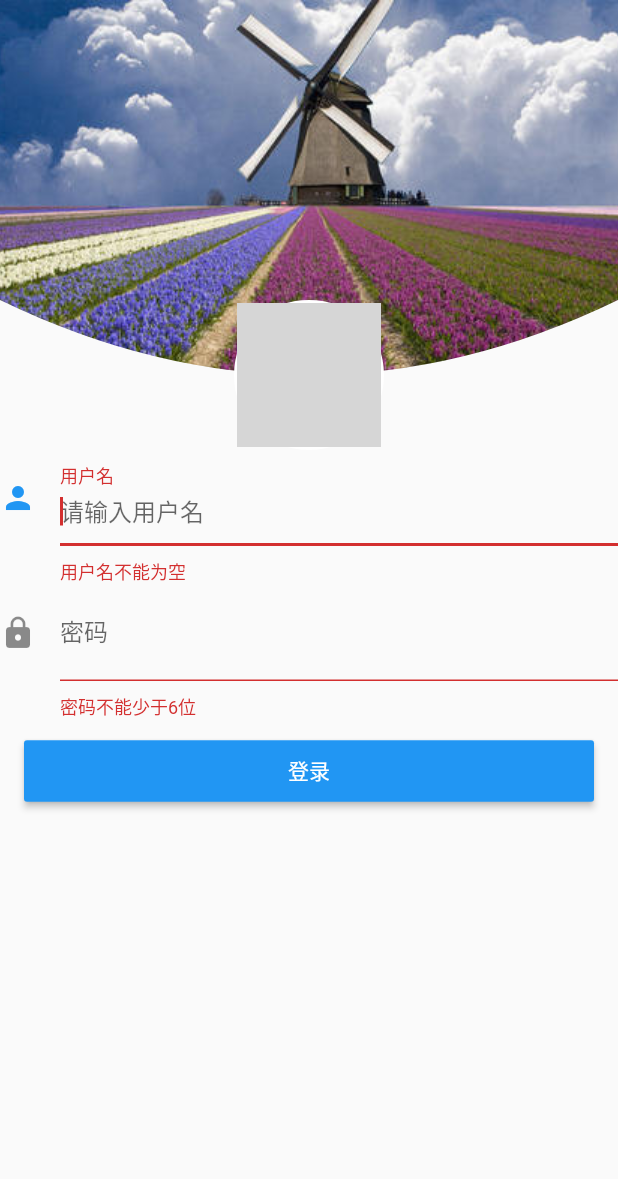
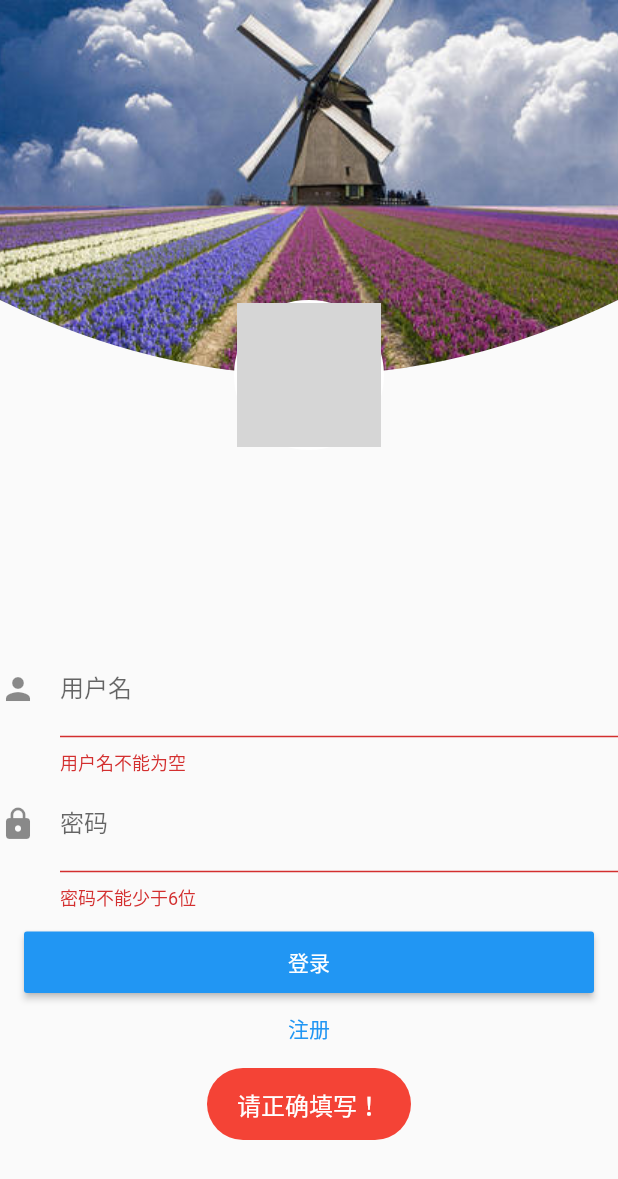
Before and after one commit to jdhdevelop/wanandroid_flutter, a Flutter app: the screen it shows after launch, after a tap on "登录", on a phone screen of 412 x 824 dp. Shown: the top 1179 px of the screen. Run offline on Flutter 3.47's test engine with Material 2 defaults, Android fonts, the phone set to English and light mode, and no system bars; our stand-ins replace cookie_jar, dio, dio_cookie_manager, event_bus, flutter_spinkit, fluttertoast; missing offline and left inert: flutter_picker; network calls fail; grey boxes are pictures that could not be loaded.

Commit message:
增加登录接口。完成登录功能。

```diff
--- a/lib/page/login_page.dart
+++ b/lib/page/login_page.dart
@@ -1,7 +1,12 @@
+import 'package:flutter/gestures.dart';
 import 'package:flutter/material.dart';
 import 'package:flutter/widgets.dart';
 import 'package:flutter_picker/flutter_picker.dart';
 import 'package:flutter_spinkit/flutter_spinkit.dart';
+import 'package:wanandroidflutter/data/data_utils.dart';
+import 'package:wanandroidflutter/page/home_page.dart';
+import 'package:wanandroidflutter/page/mine_page.dart';
+import 'package:wanandroidflutter/page/register_page.dart';
 import 'package:wanandroidflutter/utils/common_utils.dart';
 import 'package:wanandroidflutter/widget/bezier_login_widget.dart';
 import 'package:wanandroidflutter/widget/bottom_sheet.dart';
@@ -16,6 +21,7 @@ class _LoginPage extends State<LoginPage> {
   GlobalKey _formKey= new GlobalKey<FormState>();
   TextEditingController _unameController = TextEditingController();
   TextEditingController _pwdController = TextEditingController();
+  TapGestureRecognizer _tapGestureRecognizer = TapGestureRecognizer();
   @override
   void initState() {
     super.initState();
@@ -35,14 +41,18 @@ class _LoginPage extends State<LoginPage> {
                   'https://pics1.baidu.com/feed/4b90f603738da9770d648fff72572d1f8718e3ac.jpeg?token=125819beac8b93c77627177f8b424bc9'),
               controlPointHeight: 100.0,
             ),
-            Form(
+            Expanded(
+              child: Container(
+                child: Center(
+                  child: Form(
                     key: _formKey,//设置globalKey，用于后面获取FormState
                     autovalidate: true,//开启自动校验
                     onChanged: (){},
                     child: Column(
+                      mainAxisSize: MainAxisSize.min,
                       children: <Widget>[
                         TextFormField(
-                    autofocus: true,
+                          autofocus: false,
                           controller: _unameController,
                           decoration: InputDecoration(
                             labelText: "用户名",
@@ -55,6 +65,7 @@ class _LoginPage extends State<LoginPage> {
                         ),
                         TextFormField(
                           controller: _pwdController,
+                          obscureText: true,//是否隐藏输入
                           decoration: InputDecoration(
                             labelText: "密码",
                             hintText: "请输入密码",
@@ -76,19 +87,26 @@ class _LoginPage extends State<LoginPage> {
                                       padding: EdgeInsets.all(10),
                                       color: Theme.of(context).primaryColor,
                                       textColor: Colors.white,
-                                onPressed: (){
+                                      onPressed: () async{
                                         // 通过_formKey.currentState 获取FormState后，
                                         // 调用validate()方法校验用户名密码是否合法，校验
                                         // 通过后再提交数据。
                                         if(Form.of(context).validate()){
                                           //验证通过提交数据
                                           var username = _unameController.text;
-                                    var pwd = _pwdController.text;
-                                    if(username=='jdh'&&pwd=='123456'){
+                                          var password = _pwdController.text;
+                                          var data = await dataUtils.login(username, password,context);
+                                          if(data != null){
                                             CommonUtils.showToast(msg: '登录成功！');
+                                            Navigator.of(context).pop();
+                                            Navigator.push(context, MaterialPageRoute(builder:(context){
+                                              return HomePage();
+                                            }));
                                           }else{
                                             CommonUtils.showToast(msg: '登录失败！');
                                           }
+                                        }else{
+                                          CommonUtils.showToast(msg: '请正确填写！');
                                         }
                                       },
                                     );
@@ -98,7 +116,23 @@ class _LoginPage extends State<LoginPage> {
                             ],
                           ),
                         ),
+                        SizedBox(height: 10,),
+                        Text.rich(TextSpan(
+                            text: '注册',
+                            style: TextStyle(
+                              fontSize: 14,
+                              color: Theme.of(context).primaryColor,
+                            ),
+                            recognizer: _tapGestureRecognizer..onTap = (){
+                              Navigator.push(context,MaterialPageRoute(builder: (context){
+                                return RegisterPage();
+                              }));
+                            }
+                        )),
                       ],
+                    ),
+                  ),
+                ),
               ),
             ),
           ],
--- a/pubspec.yaml
+++ b/pubspec.yaml
@@ -19,6 +19,8 @@ environment:
 dependencies:
   # 网络请求
   dio: ^3.0.9
+  # cookie管理
+  dio_cookie_manager: 1.0.0
   # 事件总线
   event_bus: ^1.1.1
   # toast
```
Also changed, not shown: lib/data/apis.dart (+5 -4 lines), lib/data/data_utils.dart (+16 -0 lines), lib/data/http_utils.dart (+52 -0 lines), lib/data/model/login_model.dart (added, +25 -0 lines), lib/page/register_page.dart (added, +113 -0 lines), lib/utils/common_utils.dart (+43 -20 lines), pubspec.lock. Lines whose indentation alone changed are shown as unchanged.
